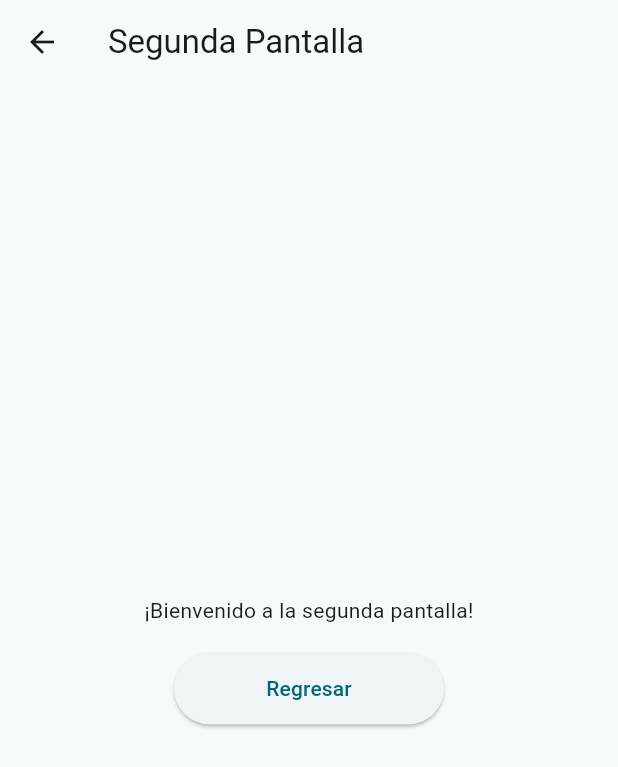
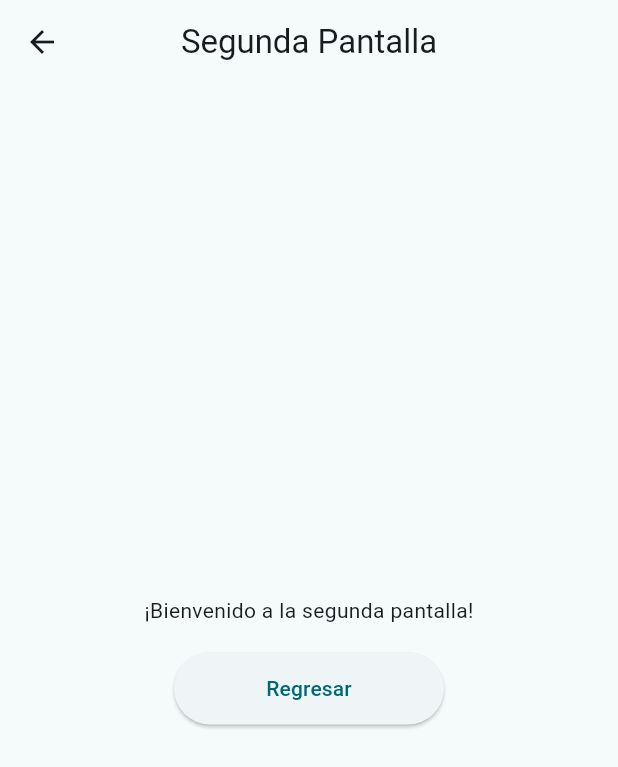
Before and after one commit to donguacha1983/proyecto_integrador1, a Flutter app: the screen it shows after launch, after a tap on "Ir a la segunda pantalla", on a phone screen of 412 x 824 dp. Shown: the top 767 px of the screen. Run offline on Flutter 3.47's test engine with Material 3 defaults, Android fonts, the phone set to English and light mode, and no system bars.

Commit message:
Update main.dart

```diff
--- a/lib/main.dart
+++ b/lib/main.dart
@@ -10,7 +10,10 @@ class SecondScreen extends StatelessWidget {
   @override
   Widget build(BuildContext context) {
     return Scaffold(
-      appBar: AppBar(title: const Text('Segunda Pantalla')),
+      appBar: AppBar(
+        centerTitle: true,
+        title: const Text('Segunda Pantalla'),
+      ),
       body: Center(
         child: Column(
           mainAxisAlignment: MainAxisAlignment.center,
@@ -91,9 +94,8 @@ class _MyHomePageState extends State<MyHomePage> {
 
     return Scaffold(
       appBar: AppBar(
-
+        centerTitle: true,
         backgroundColor: const Color.fromARGB(255, 11, 42, 156),
-
         title: Text(widget.title),
       ),
       body: Center(
```
